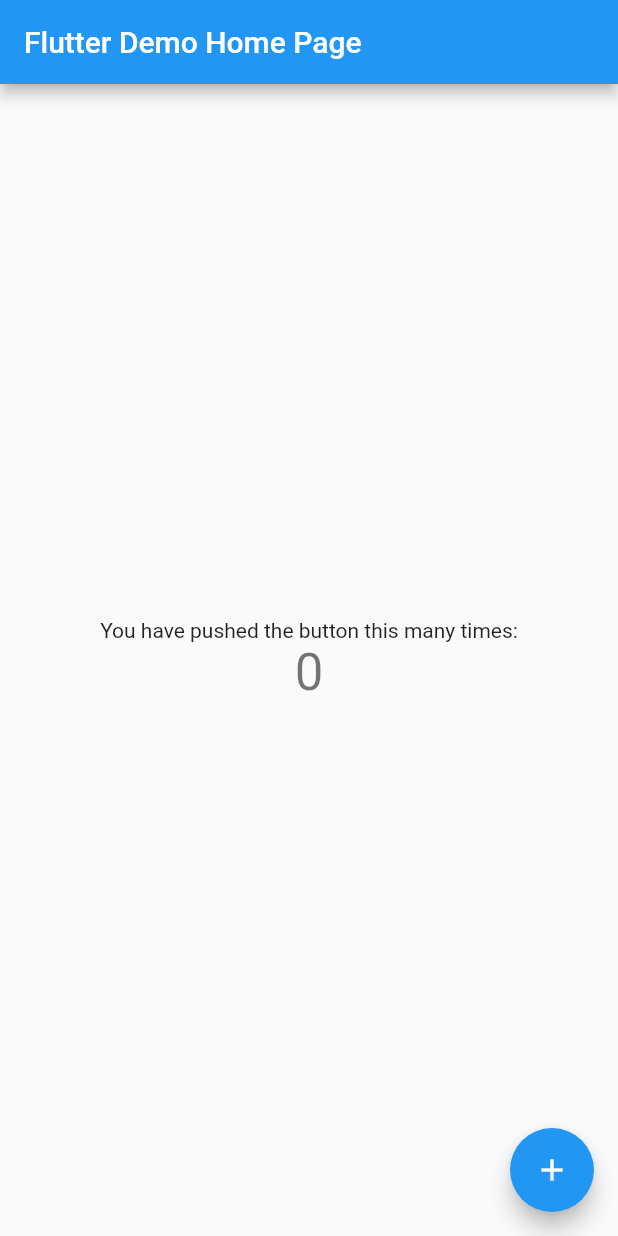
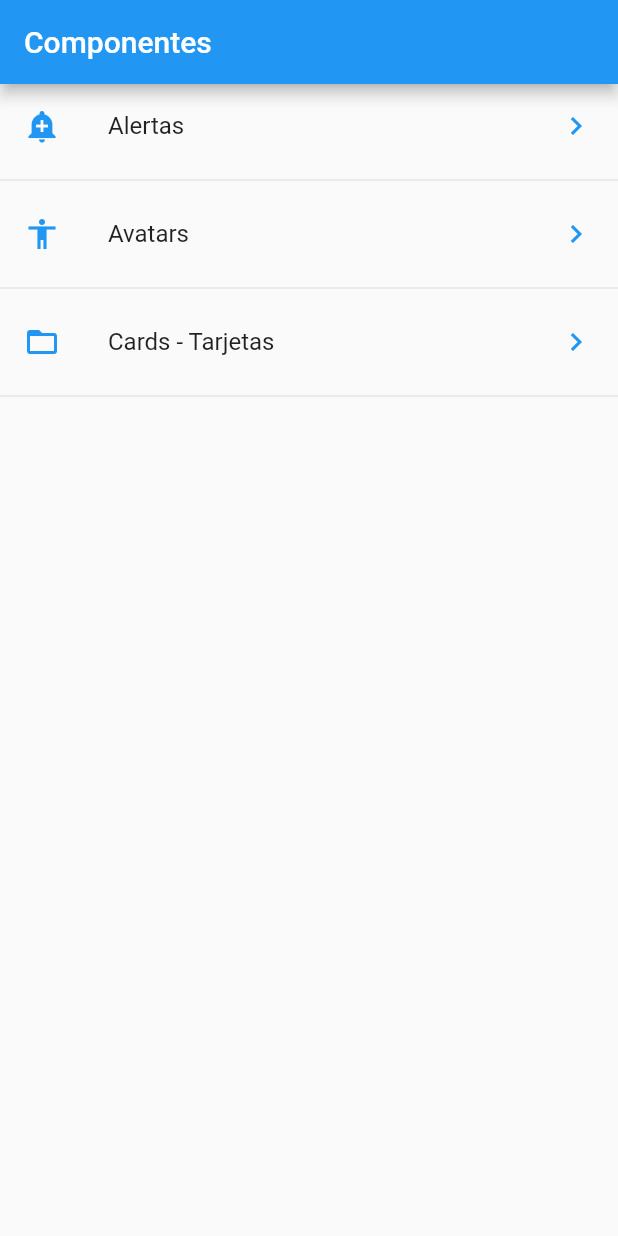
Before and after one commit to EmilyBalam/Componentes_F, a Flutter app: the screen it shows after launch, on a phone screen of 412 x 824 dp. Run offline on Flutter 3.47's test engine with Material 2 defaults, Android fonts, the phone set to English and light mode, and no system bars.

Commit message:
commit elaboracion del home page

```diff
--- /dev/null
+++ b/data/menu_opts.json
@@ -0,0 +1,20 @@
+{
+    "nombreApp" : "Componentes",
+    "rutas" : [
+        {
+            "ruta" : "alert",
+            "icon" : "add_alert",
+            "texto": "Alertas"
+        },
+        {
+            "ruta" : "avatar",
+            "icon" : "accessibility",
+            "texto": "Avatars"
+        },
+        {
+            "ruta" : "card",
+            "icon" : "folder_open",
+            "texto": "Cards - Tarjetas"
+        }
+    ]
+}
--- a/lib/main.dart
+++ b/lib/main.dart
@@ -1,115 +1,15 @@
 import 'package:flutter/material.dart';
+import 'package:componentes_f/src/Page/home_page.dart';
+//import 'package:flutter_proyecto_com/src/home_temp.dart';
 
-void main() {
-  runApp(const MyApp());
-}
+void main() => runApp(MyApp());
 
 class MyApp extends StatelessWidget {
-  const MyApp({Key? key}) : super(key: key);
-
-  // This widget is the root of your application.
   @override
   Widget build(BuildContext context) {
     return MaterialApp(
-      title: 'Flutter Demo',
-      theme: ThemeData(
-        // This is the theme of your application.
-        //
-        // Try running your application with "flutter run". You'll see the
-        // application has a blue toolbar. Then, without quitting the app, try
-        // changing the primarySwatch below to Colors.green and then invoke
-        // "hot reload" (press "r" in the console where you ran "flutter run",
-        // or simply save your changes to "hot reload" in a Flutter IDE).
-        // Notice that the counter didn't reset back to zero; the application
-        // is not restarted.
-        primarySwatch: Colors.blue,
-      ),
-      home: const MyHomePage(title: 'Flutter Demo Home Page'),
-    );
+        title: 'Componentes App',
+        debugShowCheckedModeBanner: false,
+        home: HomePage());
   }
 }
-
-class MyHomePage extends StatefulWidget {
-  const MyHomePage({Key? key, required this.title}) : super(key: key);
-
-  // This widget is the home page of your application. It is stateful, meaning
-  // that it has a State object (defined below) that contains fields that affect
-  // how it looks.
-
-  // This class is the configuration for the state. It holds the values (in this
-  // case the title) provided by the parent (in this case the App widget) and
-  // used by the build method of the State. Fields in a Widget subclass are
-  // always marked "final".
-
-  final String title;
-
-  @override
-  State<MyHomePage> createState() => _MyHomePageState();
-}
-
-class _MyHomePageState extends State<MyHomePage> {
-  int _counter = 0;
-
-  void _incrementCounter() {
-    setState(() {
-      // This call to setState tells the Flutter framework that something has
-      // changed in this State, which causes it to rerun the build method below
-      // so that the display can reflect the updated values. If we changed
-      // _counter without calling setState(), then the build method would not be
-      // called again, and so nothing would appear to happen.
-      _counter++;
-    });
-  }
-
-  @override
-  Widget build(BuildContext context) {
-    // This method is rerun every time setState is called, for instance as done
-    // by the _incrementCounter method above.
-    //
-    // The Flutter framework has been optimized to make rerunning build methods
-    // fast, so that you can just rebuild anything that needs updating rather
-    // than having to individually change instances of widgets.
-    return Scaffold(
-      appBar: AppBar(
-        // Here we take the value from the MyHomePage object that was created by
-        // the App.build method, and use it to set our appbar title.
-        title: Text(widget.title),
-      ),
-      body: Center(
-        // Center is a layout widget. It takes a single child and positions it
-        // in the middle of the parent.
-        child: Column(
-          // Column is also a layout widget. It takes a list of children and
-          // arranges them vertically. By default, it sizes itself to fit its
-          // children horizontally, and tries to be as tall as its parent.
-          //
-          // Invoke "debug painting" (press "p" in the console, choose the
-          // "Toggle Debug Paint" action from the Flutter Inspector in Android
-          // Studio, or the "Toggle Debug Paint" command in Visual Studio Code)
-          // to see the wireframe for each widget.
-          //
-          // Column has various properties to control how it sizes itself and
-          // how it positions its children. Here we use mainAxisAlignment to
-          // center the children vertically; the main axis here is the vertical
-          // axis because Columns are vertical (the cross axis would be
-          // horizontal).
-          mainAxisAlignment: MainAxisAlignment.center,
-          children: <Widget>[
-            const Text(
-              'You have pushed the button this many times:',
-            ),
-            Text(
-              '$_counter',
-              style: Theme.of(context).textTheme.headline4,
-            ),
-          ],
-        ),
-      ),
-      floatingActionButton: FloatingActionButton(
-        onPressed: _incrementCounter,
-        tooltip: 'Increment',
-        child: const Icon(Icons.add),
-      ), // This trailing comma makes auto-formatting nicer for build methods.
-    );
-  }
-}
--- /dev/null
+++ b/lib/src/Page/home_page.dart
@@ -0,0 +1,58 @@
+import 'package:componentes_f/src/providers/menu_provider.dart';
+import 'package:componentes_f/src/utils/icono_string_util.dart';
+import 'package:flutter/material.dart';
+
+class HomePage extends StatelessWidget {
+  @override
+  Widget build(BuildContext context) {
+    return Scaffold(
+      appBar: AppBar(
+        title: Text('Componentes'),
+      ),
+      body: _lista(),
+    );
+  }
+
+  Widget _lista() {
+    //print(menuProvider.opciones);
+    /* menuProvider.cargarData().then((opciones) {
+      print('_lista');
+      print(opciones);
+    });*/
+    return FutureBuilder(
+      future: menuProvider.cargarData(),
+      //initialData: InitialData,
+      builder: (context, AsyncSnapshot<List<dynamic>> snapshot) {
+        //print(snapshot.data);
+
+        return ListView(
+          children: _listaItems(snapshot.data),
+        );
+      },
+    );
+
+    /*return ListView(
+      children: _listaItems(),
+    );*/
+  }
+
+  List<Widget> _listaItems(List<dynamic>? data) {
+    final List<Widget> opciones = [];
+
+    data?.forEach((opt) {
+      final widgetTemp = ListTile(
+        title: Text(opt['texto']),
+        leading: getIcon(opt['icon']),
+        trailing: Icon(
+          Icons.keyboard_arrow_right,
+          color: Colors.blue,
+        ),
+        onTap: () {},
+      );
+      opciones
+        ..add(widgetTemp)
+        ..add(Divider());
+    });
+    return opciones;
+  }
+}
--- a/pubspec.yaml
+++ b/pubspec.yaml
@@ -58,8 +58,8 @@
   uses-material-design: true
 
   # To add assets to your application, add an assets section, like this:
-  # assets:
-  #   - images/a_dot_burr.jpeg
+  assets:
+  - data/menu_opts.json
   #   - images/a_dot_ham.jpeg
 
   # An image asset can refer to one or more resolution-specific "variants", see
```
Also changed, not shown: lib/src/Page/home_temp.dart (added, +48 -0 lines), lib/src/providers/menu_provider.dart (added, +23 -0 lines), lib/src/utils/icono_string_util.dart (added, +16 -0 lines), 1 other file.
